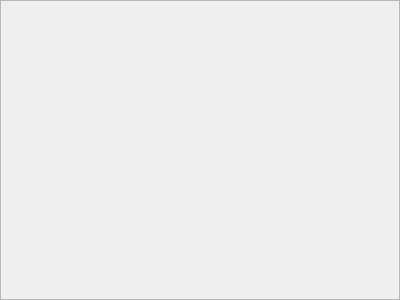
This is UIWnd/printyearlyreport.ui in Anne081031/WinParkUI as Qt 5 draws it before an edit. The edited form follows.
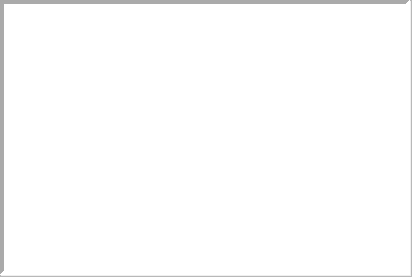
This is the edited form. Icons and pictures are not drawn.

Diff of the .ui file:
```diff
--- a/UIWnd/printyearlyreport.ui
+++ b/UIWnd/printyearlyreport.ui
@@ -9,8 +9,8 @@
    <rect>
     <x>0</x>
     <y>0</y>
-    <width>400</width>
-    <height>300</height>
+    <width>412</width>
+    <height>277</height>
    </rect>
   </property>
   <property name="frameShape">
@@ -19,5 +19,40 @@
   <property name="windowTitle">
    <string>Frame</string>
   </property>
+  <property name="frameShape">
+   <enum>QFrame::StyledPanel</enum>
+  </property>
+  <property name="frameShadow">
+   <enum>QFrame::Raised</enum>
+  </property>
+  <widget class="QLabel" name="lblPicture">
+   <property name="geometry">
+    <rect>
+     <x>0</x>
+     <y>0</y>
+     <width>410</width>
+     <height>275</height>
+    </rect>
+   </property>
+   <property name="styleSheet">
+    <string notr="true">background-image:url(none);
+background-color: rgb(255, 255, 255);</string>
+   </property>
+   <property name="frameShape">
+    <enum>QFrame::Panel</enum>
+   </property>
+   <property name="frameShadow">
+    <enum>QFrame::Sunken</enum>
+   </property>
+   <property name="lineWidth">
+    <number>4</number>
+   </property>
+   <property name="text">
+    <string/>
+   </property>
+   <property name="scaledContents">
+    <bool>true</bool>
+   </property>
+  </widget>
  </widget>
 </ui>
```
Left out of the diff: 10 changed lines with no effect on the pictures.
